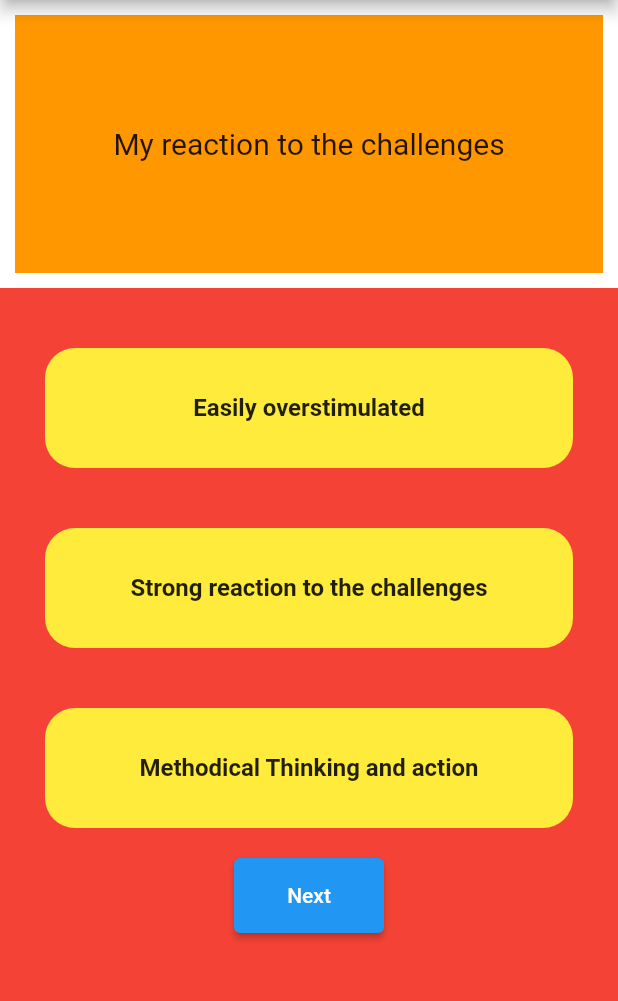
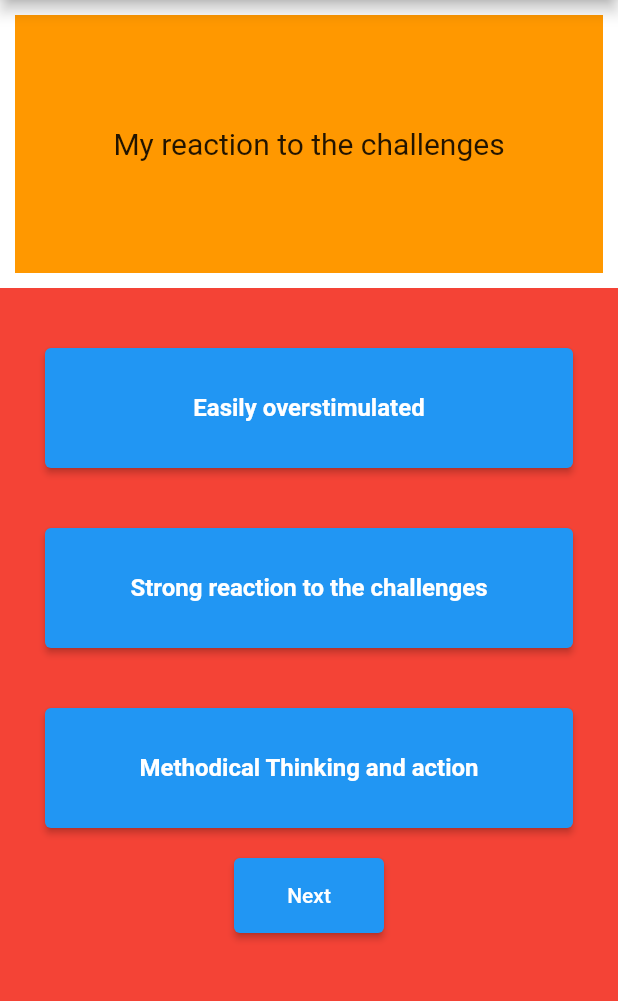
Before and after one commit to suyoscar11/ayurveda_dosha, a Flutter app: the screen it shows after launch, on a phone screen of 412 x 824 dp, the part 84-1085 px from its top. Run offline on Flutter 3.47's test engine with Material 2 defaults, Android fonts, the phone set to English and light mode, and no system bars.

Commit message:
elevated button just started...mon futsal is on😂

```diff
--- a/lib/learning.dart
+++ b/lib/learning.dart
@@ -149,6 +149,11 @@ class answer extends StatelessWidget {
       height: 80,
       decoration: BoxDecoration(
           color: Colors.yellow, borderRadius: BorderRadius.circular(20)),
+      child: ElevatedButton(
+        style: ButtonStyle(),
+        onPressed: () {
+          print('object');
+        },
         child: Center(
             child: Padding(
           padding: EdgeInsets.all(8.0),
@@ -157,6 +162,7 @@ class answer extends StatelessWidget {
             style: TextStyle(fontSize: 16, fontWeight: FontWeight.bold),
           ),
         )),
+      ),
     );
   }
 }
```
Lines whose indentation alone changed are shown as unchanged.
